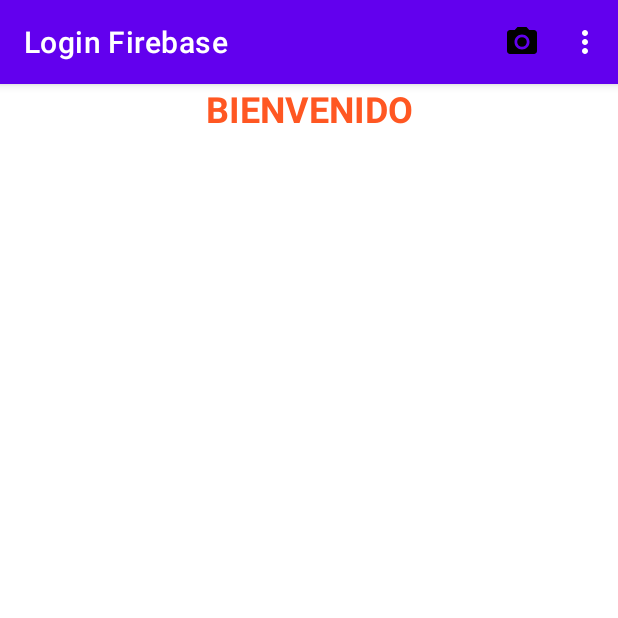
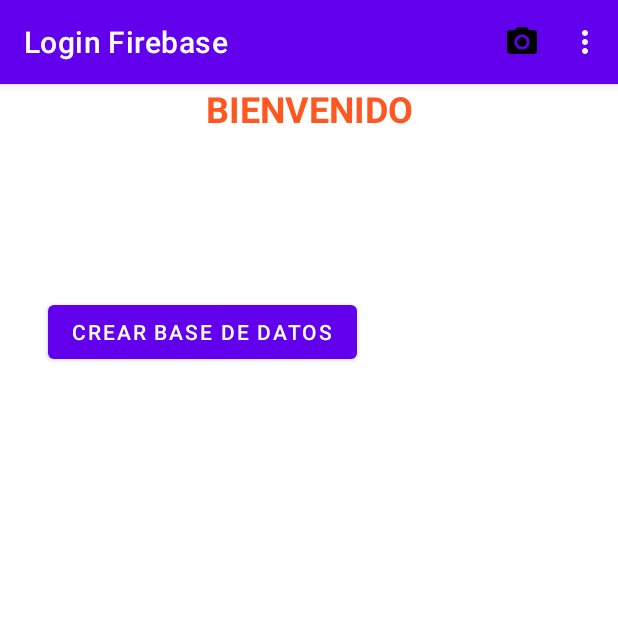
Before and after one commit to SuaArraY/Autentificacion_kotlin_firebase, an Android app: the MainActivity2 screen opened directly, with no data from a screen before it, on a phone screen of 412 x 824 dp, the top half of it. Run offline under Robolectric (Android 15) with nearby library versions, the phone set to English and light mode, and no system bars; our stand-ins replace Firebase (no records; nobody signed in at launch, a user with empty details on screens opened directly).

Commit message:
creacion de la base de datos e insersion de datos - en firebase se hablita realtime - database y ahi es donde se crea

```diff
--- a/Autetificacion/app/build.gradle
+++ b/Autetificacion/app/build.gradle
@@ -40,8 +40,10 @@ dependencies {
     implementation 'com.google.android.material:material:1.8.0'
     implementation 'androidx.constraintlayout:constraintlayout:2.1.4'
     implementation 'com.google.firebase:firebase-auth-ktx:21.0.3'
+    implementation 'com.google.firebase:firebase-database-ktx:20.1.0'
     testImplementation 'junit:junit:4.13.2'
     androidTestImplementation 'androidx.test.ext:junit:1.1.5'
     androidTestImplementation 'androidx.test.espresso:espresso-core:3.5.1'
     implementation platform('com.google.firebase:firebase-bom:31.2.3')
+    implementation 'com.google.firebase:firebase-firestore-ktx'
 }
--- a/Autetificacion/app/src/main/java/com/example/loginfirebase/MainActivity2.kt
+++ b/Autetificacion/app/src/main/java/com/example/loginfirebase/MainActivity2.kt
@@ -3,12 +3,18 @@ package com.example.loginfirebase
 import android.content.Intent
 import androidx.appcompat.app.AppCompatActivity
 import android.os.Bundle
+import android.util.Log
 import android.view.Menu
 import android.view.MenuItem
+import android.widget.Button
 import android.widget.Toast
 import com.google.firebase.auth.FirebaseAuth
 import com.google.firebase.auth.ktx.auth
+import com.google.firebase.firestore.ktx.firestore
 import com.google.firebase.ktx.Firebase
+import com.google.firebase.database.FirebaseDatabase
+import com.google.firebase.database.ktx.database
+
 
 class MainActivity2 : AppCompatActivity() {
 
@@ -17,9 +23,39 @@ class MainActivity2 : AppCompatActivity() {
     override fun onCreate(savedInstanceState: Bundle?) {
         super.onCreate(savedInstanceState)
         setContentView(R.layout.activity_main2)
+
+
+        val btnBaseDatos : Button = findViewById(R.id.btnCrearBaseDatos)
+
+
+        btnBaseDatos.setOnClickListener(){
+            crearBaseDeDatos()
+
+        }
+
         firebaseAuth = Firebase.auth
 
     }
+
+
+    private  fun crearBaseDeDatos(){
+
+        // Crea una instancia de Firebase Database
+        val database = Firebase.database
+
+        // Crea una referencia a la raíz de la base de datos
+        val myRef = database.reference
+
+        // Crea un objeto de tipo Producto con los datos que deseas almacenar
+        val producto = Producto("1234", "Descripción del producto", 10)
+
+        // Almacena el objeto en la base de datos bajo la referencia "productos"
+        myRef.child("productos").push().setValue(producto)
+
+    }
+
+
+    data class Producto(val codigo: String, val descripcion: String, val stock: Int)
 
     //para cuando retrocedamos no salga del menu principal
     //pasos
--- a/Autetificacion/app/src/main/res/layout/activity_main2.xml
+++ b/Autetificacion/app/src/main/res/layout/activity_main2.xml
@@ -17,4 +17,17 @@
         app:layout_constraintEnd_toEndOf="parent"
         app:layout_constraintStart_toStartOf="parent"
         tools:layout_editor_absoluteY="177dp" />
+
+    <Button
+        android:id="@+id/btnCrearBaseDatos"
+        android:layout_width="wrap_content"
+        android:layout_height="wrap_content"
+        android:layout_marginStart="32dp"
+        android:text="CREAR BASE DE DATOS"
+        app:layout_constraintBottom_toBottomOf="parent"
+        app:layout_constraintEnd_toEndOf="parent"
+        app:layout_constraintHorizontal_bias="0.0"
+        app:layout_constraintStart_toStartOf="parent"
+        app:layout_constraintTop_toBottomOf="@+id/textView2"
+        app:layout_constraintVertical_bias="0.158" />
 </androidx.constraintlayout.widget.ConstraintLayout>
```
